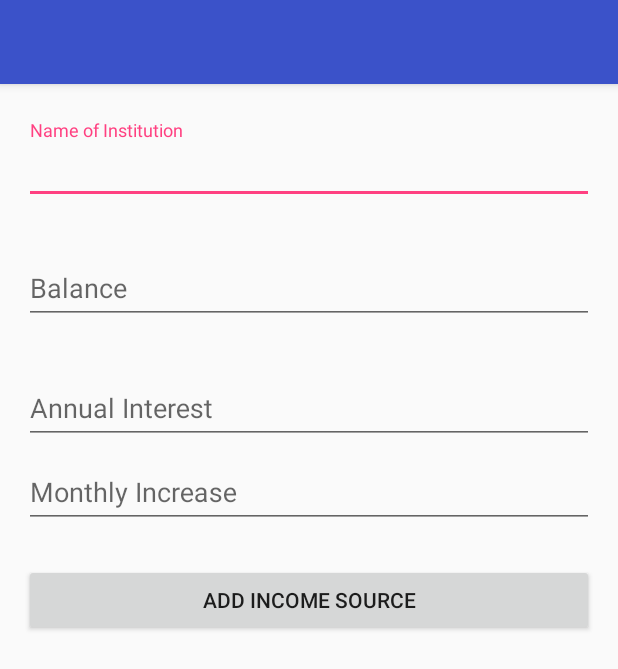
After one commit to emuhlestein/FinancialPlanner, an Android app: the EditIncomeSourceFragment screen opened directly, with no data from a screen before it, on a phone screen of 412 x 824 dp. The commit adds this screen. Shown: the top 669 px of the screen. Run offline under Robolectric (Android 15) with nearby library versions, the phone set to English and light mode, and no system bars.

Commit message:
Refactor income source activity.

```diff
--- a/retirementhelper/src/main/AndroidManifest.xml
+++ b/retirementhelper/src/main/AndroidManifest.xml
@@ -26,7 +26,7 @@
 
         <activity android:name=".ui.PinActivity" />
         <activity android:name=".ui.income.AddIncomeSourceActivity" />
-        <activity android:name=".ui.income.IncomeSourceDetailActivity"></activity>
+        <activity android:name=".ui.income.IncomeSourceDetailsActivity"></activity>
     </application>
 
 </manifest>
--- a/retirementhelper/src/main/java/com/intelliviz/retirementhelper/adapter/IncomeSourceAdapter.java
+++ b/retirementhelper/src/main/java/com/intelliviz/retirementhelper/adapter/IncomeSourceAdapter.java
@@ -91,9 +91,9 @@ public class IncomeSourceAdapter extends RecyclerView.Adapter<IncomeSourceAdapte
         }
 
         public void bindIncomeSource() {
-            int idIndex = mCursor.getColumnIndex(RetirementContract.InstitutionEntry._ID);
-            int nameIndex = mCursor.getColumnIndex(RetirementContract.InstitutionEntry.COLUMN_NAME);
-            int typeIndex = mCursor.getColumnIndex(RetirementContract.InstitutionEntry.COLUMN_TYPE);
+            int idIndex = mCursor.getColumnIndex(RetirementContract.IncomeSourceEntry._ID);
+            int nameIndex = mCursor.getColumnIndex(RetirementContract.IncomeSourceEntry.COLUMN_NAME);
+            int typeIndex = mCursor.getColumnIndex(RetirementContract.IncomeSourceEntry.COLUMN_TYPE);
             if(nameIndex != -1) {
                 institutionName.setText(mCursor.getString(nameIndex));
             }
--- /dev/null
+++ b/retirementhelper/src/main/java/com/intelliviz/retirementhelper/ui/income/EditIncomeSourceFragment.java
@@ -0,0 +1,34 @@
+package com.intelliviz.retirementhelper.ui.income;
+
+
+import android.os.Bundle;
+import android.support.v4.app.Fragment;
+import android.view.LayoutInflater;
+import android.view.View;
+import android.view.ViewGroup;
+
+import com.intelliviz.retirementhelper.R;
+
+/**
+ * A simple {@link Fragment} subclass.
+ */
+public class EditIncomeSourceFragment extends Fragment {
+    public static final String EDIT_INCOME_FRAG_TAG = "edit income frag tag";
+
+    public static EditIncomeSourceFragment newInstance() {
+        EditIncomeSourceFragment fragment = new EditIncomeSourceFragment();
+        return fragment;
+    }
+
+    public EditIncomeSourceFragment() {
+        // Required empty public constructor
+    }
+
+    @Override
+    public View onCreateView(LayoutInflater inflater, ViewGroup container,
+                             Bundle savedInstanceState) {
+        // Inflate the layout for this fragment
+        return inflater.inflate(R.layout.fragment_edit_income_source, container, false);
+    }
+
+}
--- /dev/null
+++ b/retirementhelper/src/main/java/com/intelliviz/retirementhelper/ui/income/IncomeSourceDetailsActivity.java
@@ -0,0 +1,76 @@
+package com.intelliviz.retirementhelper.ui.income;
+
+import android.content.Intent;
+import android.os.Bundle;
+import android.support.v4.app.Fragment;
+import android.support.v4.app.FragmentManager;
+import android.support.v4.app.FragmentTransaction;
+import android.support.v7.app.AppCompatActivity;
+
+import com.intelliviz.retirementhelper.R;
+import com.intelliviz.retirementhelper.util.RetirementConstants;
+
+import static com.intelliviz.retirementhelper.ui.income.AddIncomeSourceActivity.INCOME_TYPE;
+
+/**
+ * Activity to handle all income types. Currently: savings, pension, government pension.
+ * The activity, using fragments:
+ *  1) Displays the current parameters for the selected income type.
+ *  2) Allow the parameters to be edited.
+ *  3) Allow the income type to be deleted.
+ *  4) Manage balances for the income type, if applicable.
+ * @@author Ed Muhlestein
+ */
+public class IncomeSourceDetailsActivity extends AppCompatActivity {
+
+    @Override
+    protected void onCreate(Bundle savedInstanceState) {
+        super.onCreate(savedInstanceState);
+        setContentView(R.layout.activity_income_source_details);
+
+        Intent intent = getIntent();
+        int incomeType = intent.getIntExtra(INCOME_TYPE, 0);
+        switch(incomeType) {
+            case RetirementConstants.INCOME_TYPE_SAVINGS:
+                //setContentView(R.layout.activity_add_savings_source);
+                break;
+            case RetirementConstants.INCOME_TYPE_PENSION:
+                //setContentView(R.layout.activity_add_pension_source);
+                break;
+            case RetirementConstants.INCOME_TYPE_GOV_PENSION:
+                setContentView(R.layout.activity_add_gov_pension_source);
+                break;
+            default:
+                incomeType = RetirementConstants.INCOME_TYPE_SAVINGS;
+                //setContentView(R.layout.activity_add_savings_source);
+        }
+
+        long incomeSourceId = intent.getLongExtra(IncomeSourceListFragment.EXTRA_INCOME_SOURCE_ID, -1);
+
+        // if incomeSourceId is -1, this is for adding. If it is not -1, this is for editing,
+        // deleting, or viewing.
+
+        FragmentManager fm = getSupportFragmentManager();
+        Fragment fragment;
+
+        if(incomeSourceId == -1) {
+            // need to show add income source fragment
+            fragment = fm.findFragmentByTag(EditIncomeSourceFragment.EDIT_INCOME_FRAG_TAG);
+            if (fragment == null) {
+                fragment = EditIncomeSourceFragment.newInstance();
+                FragmentTransaction ft = fm.beginTransaction();
+                ft.add(R.id.content_frame, fragment, EditIncomeSourceFragment.EDIT_INCOME_FRAG_TAG);
+                ft.commit();
+            }
+        } else {
+            // need to show view income source fragment
+            fragment = fm.findFragmentByTag(EditIncomeSourceFragment.EDIT_INCOME_FRAG_TAG);
+            if (fragment == null) {
+                fragment = EditIncomeSourceFragment.newInstance();
+                FragmentTransaction ft = fm.beginTransaction();
+                ft.add(R.id.content_frame, fragment, EditIncomeSourceFragment.EDIT_INCOME_FRAG_TAG);
+                ft.commit();
+            }
+        }
+    }
+}
--- /dev/null
+++ b/retirementhelper/src/main/res/layout/activity_income_source_details.xml
@@ -0,0 +1,12 @@
+<?xml version="1.0" encoding="utf-8"?>
+<LinearLayout
+    xmlns:android="http://schemas.android.com/apk/res/android"
+    android:layout_width="match_parent"
+    android:layout_height="match_parent"
+    android:orientation="vertical">
+    <!-- The main content view -->
+    <FrameLayout
+        android:id="@+id/content_frame"
+        android:layout_width="match_parent"
+        android:layout_height="match_parent"/>
+</LinearLayout>
--- /dev/null
+++ b/retirementhelper/src/main/res/layout/fragment_edit_income_source.xml
@@ -0,0 +1,110 @@
+<?xml version="1.0" encoding="utf-8"?>
+<LinearLayout xmlns:android="http://schemas.android.com/apk/res/android"
+    android:layout_width="match_parent"
+    android:layout_height="match_parent"
+    android:orientation="vertical">
+    <android.support.v7.widget.Toolbar
+        android:id="@+id/add_income_source_toolbar"
+        android:layout_width="match_parent"
+        android:layout_height="?attr/actionBarSize"
+        android:background="?attr/colorPrimary"
+        android:elevation="4dp"/>
+
+    <LinearLayout
+        android:layout_width="match_parent"
+        android:layout_height="wrap_content"
+        android:orientation="vertical">
+
+        <android.support.design.widget.TextInputLayout
+            android:id="@+id/input_layout_name"
+            android:layout_width="match_parent"
+            android:layout_height="wrap_content"
+            android:layout_marginEnd="16dp"
+            android:layout_marginLeft="16dp"
+            android:layout_marginRight="16dp"
+            android:layout_marginStart="16dp"
+            android:paddingTop="24dp">
+
+            <EditText
+                android:id="@+id/name_edit_text"
+                android:layout_width="match_parent"
+                android:layout_height="wrap_content"
+                android:layout_marginTop="30dp"
+                android:ems="10"
+                android:hint="Name of Institution"
+                android:inputType="textPersonName" />
+        </android.support.design.widget.TextInputLayout>
+
+        <android.support.design.widget.TextInputLayout
+            android:id="@+id/input_layout_birthdate"
+            android:layout_width="match_parent"
+            android:layout_height="wrap_content"
+            android:layout_marginEnd="16dp"
+            android:layout_marginLeft="16dp"
+            android:layout_marginRight="16dp"
+            android:layout_marginStart="16dp"
+            android:paddingTop="24dp">
+
+            <EditText
+                android:id="@+id/balance_text"
+                android:layout_width="match_parent"
+                android:layout_height="wrap_content"
+                android:layout_marginTop="30dp"
+                android:ems="10"
+                android:hint="Balance"
+                android:inputType="number" />
+        </android.support.design.widget.TextInputLayout>
+
+        <android.support.design.widget.TextInputLayout
+            android:id="@+id/input_layout_email"
+            android:layout_width="match_parent"
+            android:layout_height="wrap_content"
+            android:layout_marginEnd="16dp"
+            android:layout_marginLeft="16dp"
+            android:layout_marginRight="16dp"
+            android:layout_marginStart="16dp"
+            android:paddingTop="24dp">
+
+            <EditText
+                android:id="@+id/annual_interest_text"
+                android:layout_width="match_parent"
+                android:layout_height="wrap_content"
+                android:layout_marginTop="30dp"
+                android:ems="10"
+                android:hint="Annual Interest"
+                android:inputType="number" />
+        </android.support.design.widget.TextInputLayout>
+
+        <android.support.design.widget.TextInputLayout
+            android:id="@+id/input_monthly_increase"
+            android:layout_width="match_parent"
+            android:layout_height="wrap_content"
+            android:layout_marginEnd="16dp"
+            android:layout_marginLeft="16dp"
+            android:layout_marginRight="16dp"
+            android:layout_marginStart="16dp">
+
+            <EditText
+                android:id="@+id/monthly_increase_text"
+                android:layout_width="match_parent"
+                android:layout_height="wrap_content"
+                android:layout_marginTop="30dp"
+                android:ems="10"
+                android:hint="Monthly Increase"
+                android:inputType="numberDecimal" />
+        </android.support.design.widget.TextInputLayout>
+
+        <Button
+            android:id="@+id/add_income_source_button"
+            android:layout_width="match_parent"
+            android:layout_height="wrap_content"
+            android:layout_marginEnd="16dp"
+            android:layout_marginLeft="16dp"
+            android:layout_marginRight="16dp"
+            android:layout_marginStart="16dp"
+            android:layout_marginTop="24dp"
+            android:onClick="addIncomeSource"
+            android:text="Add Income Source" />
+    </LinearLayout>
+
+</LinearLayout>
```
Also changed, not shown: retirementhelper/src/main/java/com/intelliviz/retirementhelper/db/RetirementContract.java (+5 -6 lines), retirementhelper/src/main/java/com/intelliviz/retirementhelper/db/RetirementProvider.java (+33 -34 lines), retirementhelper/src/main/java/com/intelliviz/retirementhelper/ui/income/AddIncomeSourceFragment.java (added, +48 -0 lines), retirementhelper/src/main/java/com/intelliviz/retirementhelper/ui/income/IncomeSourceDetailActivity.java (deleted, +0 -15 lines), retirementhelper/src/main/java/com/intelliviz/retirementhelper/ui/income/IncomeSourceListFragment.java (+14 -10 lines), retirementhelper/src/main/java/com/intelliviz/retirementhelper/ui/income/ViewIncomeSourceFragment.java (added, +35 -0 lines), retirementhelper/src/main/res/layout/fragment_add_income_source.xml (added, +110 -0 lines), retirementhelper/src/main/res/layout/fragment_view_income_source.xml (added, +110 -0 lines).
